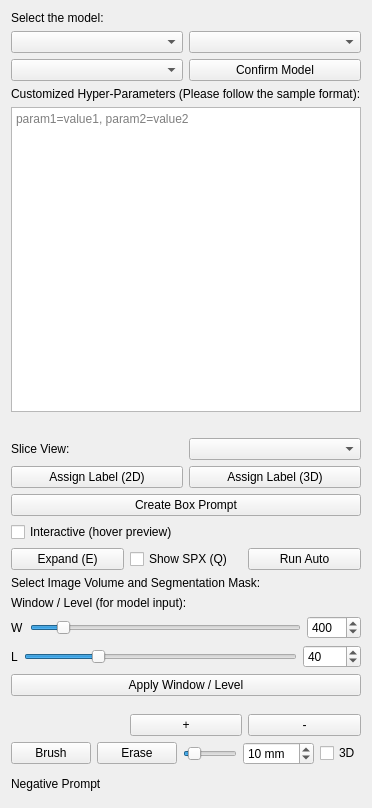
This is SegmentHumanBody/Resources/UI/SegmentHumanBody.ui in yzluka/SlicerSegmentHumanBody as Qt 5 draws it before an edit. The edited form follows.
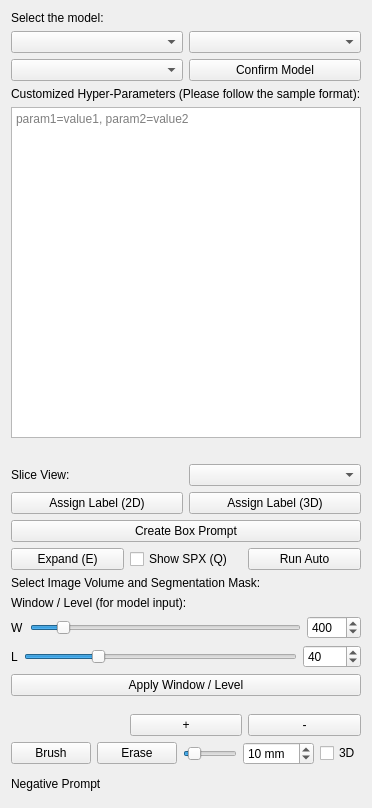
This is the edited form. Custom widgets are drawn as their Qt base class.

Commit message: removed old interactive mode; inplemented a centralized chagne-based history tracking to improve performance and avoid racing

The edit to the form file:
```diff
--- a/SegmentHumanBody/Resources/UI/SegmentHumanBody.ui
+++ b/SegmentHumanBody/Resources/UI/SegmentHumanBody.ui
@@ -108,13 +108,6 @@
      </property>
     </widget>
    </item>
-   <item>
-    <widget class="QCheckBox" name="interactiveModeCheckBox">
-     <property name="text">
-      <string>Interactive (hover preview)</string>
-     </property>
-    </widget>
-   </item>
    <item>
     <layout class="QHBoxLayout">
      <item>
```
The commit also changes 13 other files.
